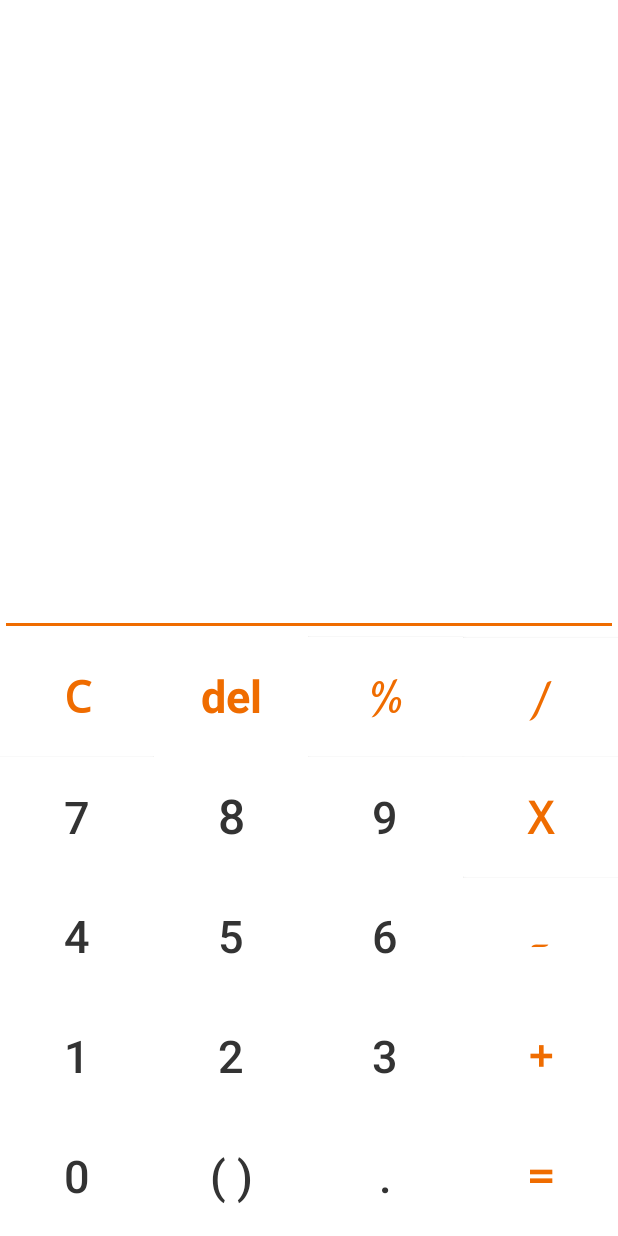
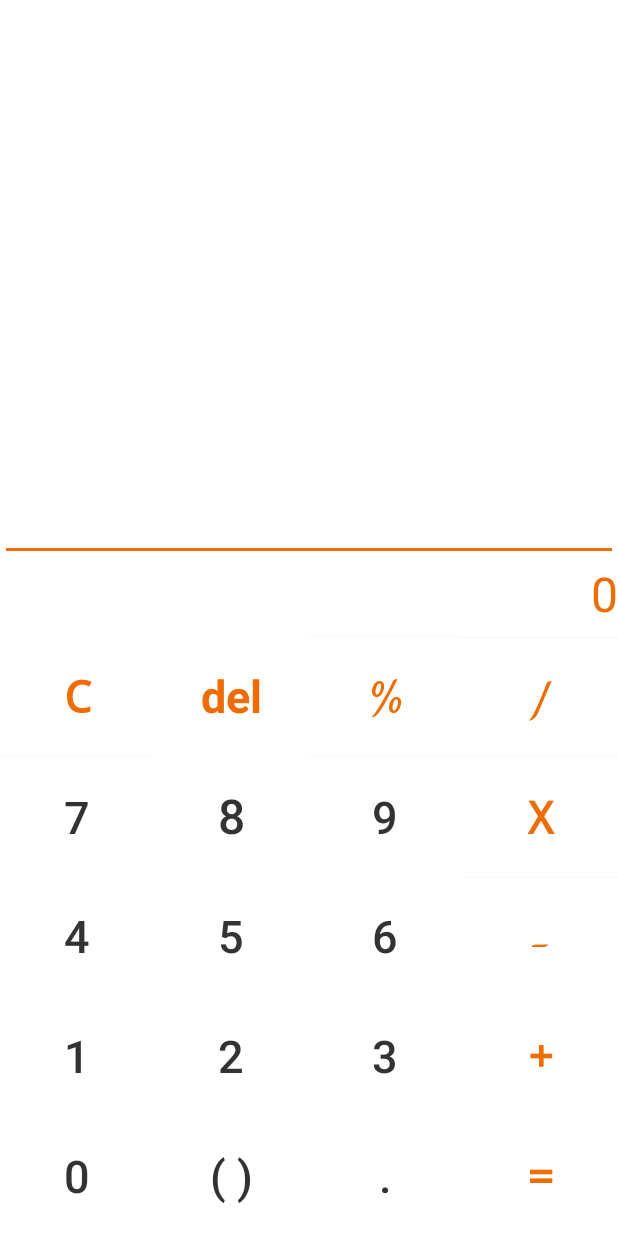
Before and after one commit to RakeshBhardwaj-coder/Calculator, an Android app: the screen it shows after launch (MainActivity), on a phone screen of 412 x 824 dp. Run offline under Robolectric (Android 15) with nearby library versions, the phone set to English and light mode, and no system bars.

Commit message:
revert this

```diff
--- a/app/build.gradle
+++ b/app/build.gradle
@@ -34,6 +34,9 @@ android {
         sourceCompatibility JavaVersion.VERSION_1_8
         targetCompatibility JavaVersion.VERSION_1_8
     }
+    buildFeatures {
+        viewBinding true
+    }
 }
 
 dependencies {
@@ -41,6 +44,8 @@ dependencies {
     implementation 'androidx.appcompat:appcompat:1.4.2'
     implementation 'com.google.android.material:material:1.6.1'
     implementation 'androidx.constraintlayout:constraintlayout:2.1.4'
+    implementation 'androidx.navigation:navigation-fragment:2.5.0'
+    implementation 'androidx.navigation:navigation-ui:2.5.0'
     testImplementation 'junit:junit:4.13.2'
     androidTestImplementation 'androidx.test.ext:junit:1.1.3'
     androidTestImplementation 'androidx.test.espresso:espresso-core:3.4.0'
--- a/app/src/main/res/layout/activity_main.xml
+++ b/app/src/main/res/layout/activity_main.xml
@@ -22,15 +22,6 @@
             android:textAlignment="textEnd"
             android:textSize="28sp"></TextView>
 
-        <TextView
-            android:id="@+id/calculatedResult"
-            android:layout_width="match_parent"
-            android:layout_height="wrap_content"
-            android:minHeight="50dp"
-            android:textAlignment="textEnd"
-            android:textColor="@color/orangeColor"
-            android:textSize="32dp" />
-
         <EditText
             android:cursorVisible="false"
             android:id="@+id/input"
@@ -41,6 +32,18 @@
             android:textColor="@color/orangeColor"
             android:textSize="28dp"
             tools:ignore="SpeakableTextPresentCheck"></EditText>
+
+        <TextView
+            android:id="@+id/calculatedResult"
+            android:layout_width="match_parent"
+            android:layout_height="wrap_content"
+            android:minHeight="50dp"
+            android:textAlignment="textEnd"
+            android:text ="0"
+            android:textColor="@color/orangeColor"
+            android:textSize="32dp" />
+
+
 
         <LinearLayout
             android:layout_width="match_parent"
--- a/app/src/main/res/values/themes.xml
+++ b/app/src/main/res/values/themes.xml
@@ -13,4 +13,10 @@
         <item name="android:statusBarColor" tools:targetApi="l">?attr/colorPrimaryVariant</item>
         <!-- Customize your theme here. -->
     </style>
+    <style name="Theme.MyCalculator.NoActionBar">
+        <item name="windowActionBar">false</item>
+        <item name="windowNoTitle">true</item>
+    </style>
+    <style name="Theme.MyCalculator.AppBarOverlay" parent="ThemeOverlay.AppCompat.Dark.ActionBar" />
+    <style name="Theme.MyCalculator.PopupOverlay" parent="ThemeOverlay.AppCompat.Light" />
 </resources>
```
Also changed, not shown: app/src/main/AndroidManifest.xml (+8 -3 lines), app/src/main/res/values/strings.xml (+9 -0 lines).
